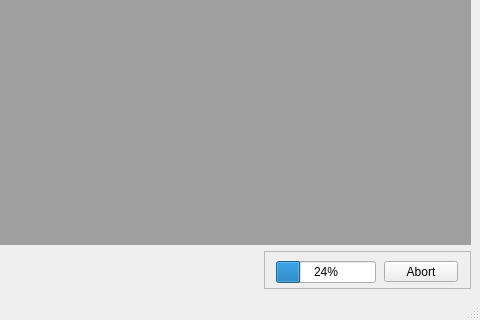
Qt form src/MainWindow.ui (gmrandazzo/QStudioMetrics) before a commit; both pictures show x 436 to 916 and y 418 to 738 of the 916 by 738 pixel window.
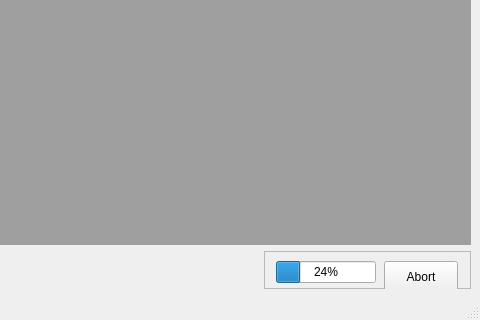
The same form after that commit. Icons and pictures are not drawn.

```diff
--- a/src/MainWindow.ui
+++ b/src/MainWindow.ui
@@ -102,13 +102,13 @@
          <property name="minimumSize">
           <size>
            <width>74</width>
-           <height>21</height>
+           <height>32</height>
           </size>
          </property>
          <property name="maximumSize">
           <size>
            <width>74</width>
-           <height>21</height>
+           <height>32</height>
           </size>
          </property>
          <property name="text">
```
